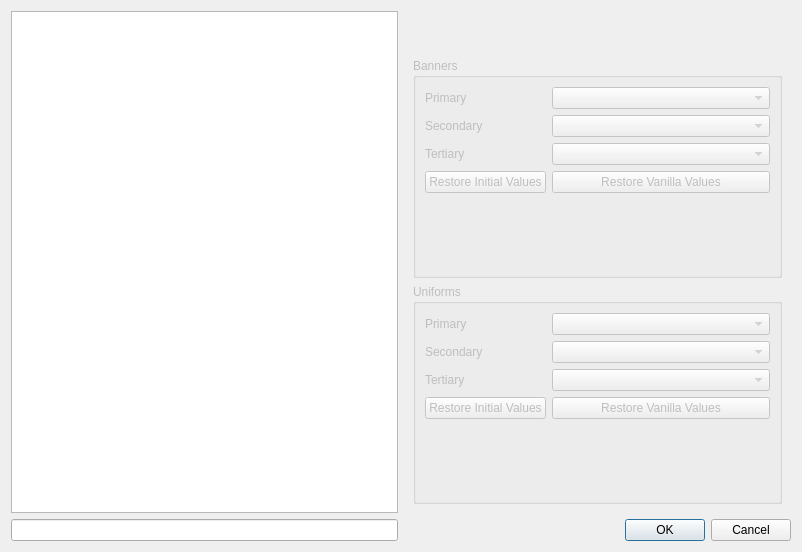
Qt form rpfm_ui/ui_templates/tool_faction_color_editor.ui (Frodo45127/rpfm) before a commit.
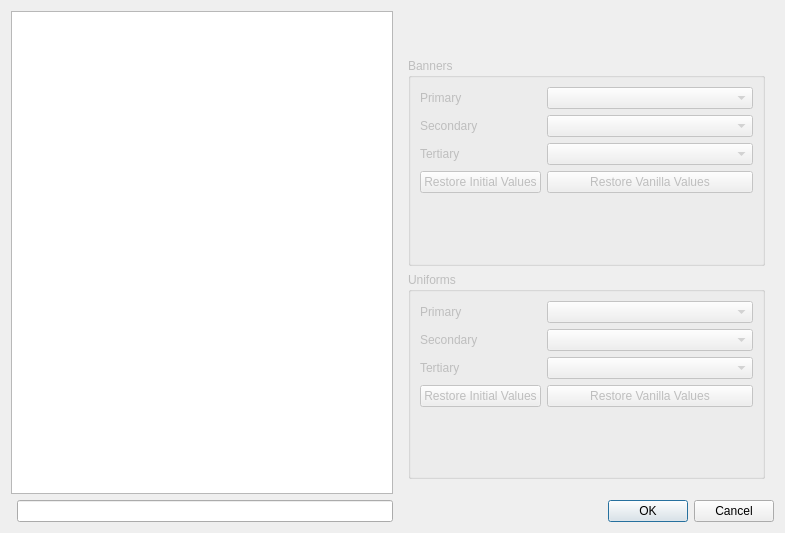
The same form after that commit. Custom widgets are drawn as their Qt base class.

Commit message: Fix Tool dialog not resizing correctly.

What changed in the file:
```diff
--- a/rpfm_ui/ui_templates/tool_faction_color_editor.ui
+++ b/rpfm_ui/ui_templates/tool_faction_color_editor.ui
@@ -1,30 +1,26 @@
 <?xml version="1.0" encoding="UTF-8"?>
 <ui version="4.0">
- <class>Form</class>
- <widget class="QWidget" name="Form">
+ <class>Dialog</class>
+ <widget class="QDialog" name="Dialog">
   <property name="geometry">
    <rect>
     <x>0</x>
     <y>0</y>
-    <width>802</width>
-    <height>552</height>
+    <width>785</width>
+    <height>533</height>
    </rect>
   </property>
   <property name="windowTitle">
    <string>Form</string>
   </property>
-  <layout class="QGridLayout" name="gridLayout_2">
-   <item row="0" column="0">
+  <layout class="QGridLayout" name="gridLayout">
+   <item row="2" column="1">
+    <widget class="QLineEdit" name="faction_list_filter_line_edit"/>
+   </item>
+   <item row="0" column="0" rowspan="2" colspan="2">
     <widget class="QListView" name="faction_list_view"/>
    </item>
-   <item row="1" column="1">
-    <widget class="QDialogButtonBox" name="button_box">
-     <property name="standardButtons">
-      <set>QDialogButtonBox::Cancel|QDialogButtonBox::Ok</set>
-     </property>
-    </widget>
-   </item>
-   <item row="0" column="1">
+   <item row="0" column="2">
     <widget class="QWidget" name="details_widget" native="true">
      <layout class="QVBoxLayout" name="verticalLayout" stretch="0,10,10">
       <item>
@@ -177,8 +173,15 @@
      </layout>
     </widget>
    </item>
-   <item row="1" column="0">
-    <widget class="QLineEdit" name="faction_list_filter_line_edit"/>
+   <item row="2" column="2">
+    <widget class="QDialogButtonBox" name="button_box">
+     <property name="orientation">
+      <enum>Qt::Horizontal</enum>
+     </property>
+     <property name="standardButtons">
+      <set>QDialogButtonBox::Cancel|QDialogButtonBox::Ok</set>
+     </property>
+    </widget>
    </item>
   </layout>
  </widget>
```
Left out of the diff: 37 changed lines with no effect on the pictures. The commit also changes 4 other files.
